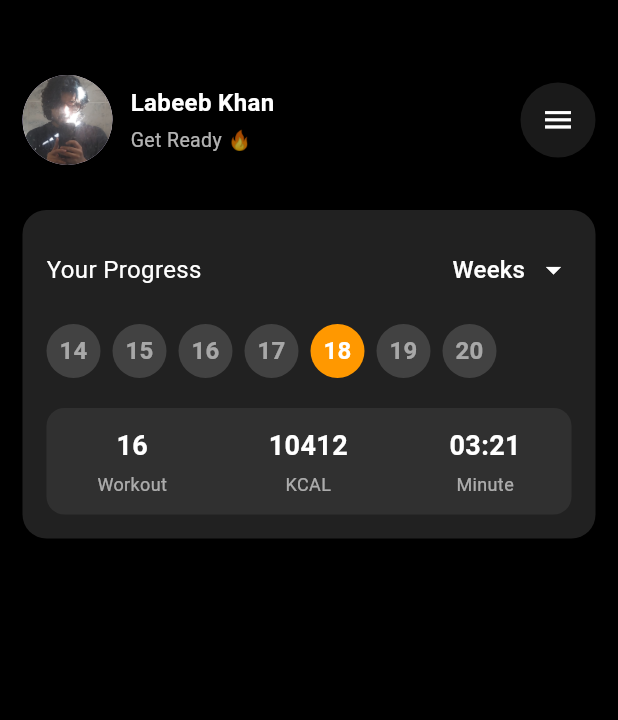
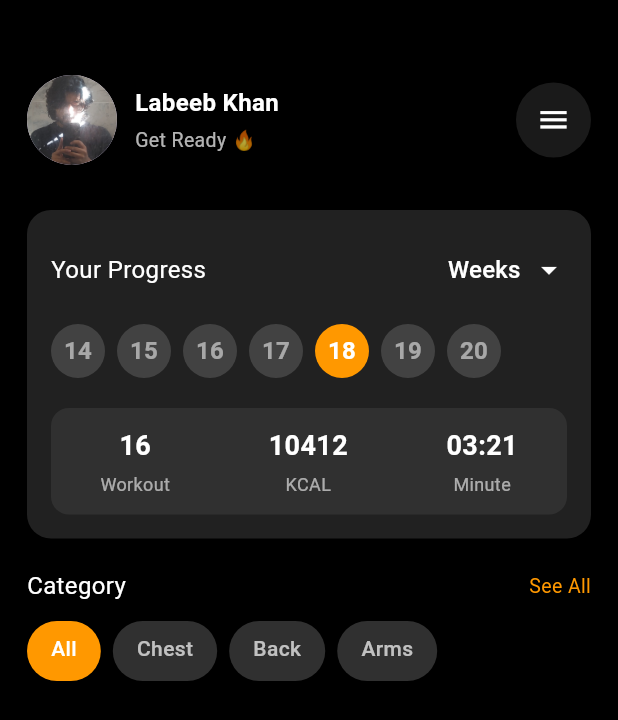
Before and after one commit to Labeebkhan/fitwell, a Flutter app: the screen it shows after launch, on a phone screen of 412 x 824 dp. Shown: the top 720 px of the screen. Run offline on Flutter 3.47's test engine with Material 3 defaults, Android fonts, the phone set to English and light mode, and no system bars; our stand-ins replace jiffy.

Commit message:
i added the Selection section Of Exercise

```diff
--- a/lib/screen/home.dart
+++ b/lib/screen/home.dart
@@ -1,6 +1,6 @@
 import 'package:flutter/material.dart';
-import 'package:intl/intl.dart';
-import 'package:jiffy/jiffy.dart';
+import 'package:fitwell/widgets/CategorySection.dart';
+import 'package:fitwell/widgets/progresscard.dart';
 
 class Home extends StatefulWidget {
   const Home({super.key});
@@ -16,7 +16,7 @@ class _HomeState extends State<Home> {
       backgroundColor: Colors.black,
       body: SingleChildScrollView(
         child: Padding(
-          padding: const EdgeInsets.only(top: 50.0, left: 15, right: 15),
+          padding: const EdgeInsets.only(top: 50.0, left: 18, right: 18),
           child: Column(
             crossAxisAlignment: CrossAxisAlignment.start,
             children: [
@@ -60,6 +60,8 @@ class _HomeState extends State<Home> {
 
               // Progress Tracker Section
               ProgressCard(),
+              const SizedBox(height: 20),
+              const CategorySection(),
             ],
           ),
         ),
@@ -67,144 +69,3 @@ class _HomeState extends State<Home> {
     );
   }
 }
-
-// --------------------- Progress Tracker Widget ---------------------
-class ProgressCard extends StatefulWidget {
-  @override
-  _ProgressCardState createState() => _ProgressCardState();
-}
-
-class _ProgressCardState extends State<ProgressCard> {
-  List<DateTime> weekDays = [];
-
-  @override
-  void initState() {
-    super.initState();
-    weekDays = _generateCurrentWeek();
-  }
-
-  List<DateTime> _generateCurrentWeek() {
-    DateTime now = DateTime.now();
-    int currentWeekday = now.weekday; // 1 = Monday, 7 = Sunday
-    DateTime startOfWeek = now.subtract(Duration(days: currentWeekday - 1));
-
-    return List.generate(7, (index) => startOfWeek.add(Duration(days: index)));
-  }
-
-  @override
-  Widget build(BuildContext context) {
-    DateTime today = DateTime.now();
-
-    return Container(
-      padding: const EdgeInsets.all(16),
-      decoration: BoxDecoration(
-        color: Colors.grey[900],
-        borderRadius: BorderRadius.circular(16),
-      ),
-      child: Column(
-        crossAxisAlignment: CrossAxisAlignment.start,
-        children: [
-          // Header with Dropdown
-          Row(
-            mainAxisAlignment: MainAxisAlignment.spaceBetween,
-            children: [
-              const Text(
-                'Your Progress',
-                style: TextStyle(color: Colors.white, fontSize: 16),
-              ),
-              DropdownButton<String>(
-                dropdownColor: Colors.grey[800],
-                value: 'Weeks',
-                underline: const SizedBox(),
-                icon: const Icon(Icons.arrow_drop_down, color: Colors.white),
-                items:
-                    <String>['Weeks', 'Months'].map((String value) {
-                      return DropdownMenuItem<String>(
-                        value: value,
-                        child: Text(
-                          value,
-                          style: TextStyle(color: Colors.white),
-                        ),
-                      );
-                    }).toList(),
-                onChanged: (val) {},
-              ),
-            ],
-          ),
-          const SizedBox(height: 12),
-
-          // Week Days
-          Row(
-            children:
-                weekDays.map((date) {
-                  bool isToday =
-                      DateFormat('yyyy-MM-dd').format(date) ==
-                      DateFormat('yyyy-MM-dd').format(today);
-
-                  return Padding(
-                    padding: const EdgeInsets.only(right: 8.0),
-                    child: CircleAvatar(
-                      backgroundColor:
-                          isToday ? Colors.orange : Colors.grey[800],
-                      radius: 18,
-                      child: Text(
-                        '${date.day}',
-                        style: TextStyle(
-                          color: isToday ? Colors.white : Colors.white54,
-                          fontWeight: FontWeight.bold,
-                        ),
-                      ),
-                    ),
-                  );
-                }).toList(),
-          ),
-          const SizedBox(height: 20),
-
-          // Progress Summary
-          Container(
-            padding: const EdgeInsets.symmetric(vertical: 12),
-            decoration: BoxDecoration(
-              color: Colors.grey[850],
-              borderRadius: BorderRadius.circular(12),
-            ),
-            child: Row(
-              mainAxisAlignment: MainAxisAlignment.spaceAround,
-              children: const [
-                ProgressStat(title: 'Workout', value: '16'),
-                ProgressStat(title: 'KCAL', value: '10412'),
-                ProgressStat(title: 'Minute', value: '03:21'),
-              ],
-            ),
-          ),
-        ],
-      ),
-    );
-  }
-}
-
-class ProgressStat extends StatelessWidget {
-  final String title;
-  final String value;
-  const ProgressStat({required this.title, required this.value, super.key});
-
-  @override
-  Widget build(BuildContext context) {
-    return Column(
-      children: [
-        Text(
-          value,
-          style: const TextStyle(
-            color: Colors.white,
-            fontSize: 18,
-            fontWeight: FontWeight.bold,
-          ),
-        ),
-        const SizedBox(height: 4),
-        Text(
-          title,
-          style: const TextStyle(color: Colors.white60, fontSize: 12),
-        ),
-      ],
-    );
-  }
-}
--- /dev/null
+++ b/lib/widgets/CategorySection.dart
@@ -0,0 +1,168 @@
+import 'package:flutter/material.dart';
+
+class CategorySection extends StatefulWidget {
+  const CategorySection({super.key});
+
+  @override
+  State<CategorySection> createState() => _CategorySectionState();
+}
+
+class _CategorySectionState extends State<CategorySection> {
+  List<String> categories = ['All', 'Chest', 'Back', 'Arms'];
+  String selectedCategory = 'All';
+
+  final List<String> allExercises = [
+    'Push Up',
+    'Pull Up',
+    'Bench Press',
+    'Deadlift',
+    'Squats',
+    'Bicep Curl',
+    'Tricep Dips',
+  ];
+
+  Set<String> selectedExercises = {};
+
+  void showExerciseDialog() {
+    showDialog(
+      context: context,
+      builder: (context) {
+        Set<String> tempSelected = Set.from(selectedExercises);
+
+        return StatefulBuilder(
+          builder: (context, setStateDialog) {
+            return Dialog(
+              backgroundColor: Colors.grey[900],
+              shape: RoundedRectangleBorder(
+                borderRadius: BorderRadius.circular(12),
+              ),
+              child: SizedBox(
+                height: 400,
+                child: Column(
+                  children: [
+                    Expanded(
+                      child: ListView.builder(
+                        itemCount: allExercises.length,
+                        itemBuilder: (context, index) {
+                          final exercise = allExercises[index];
+                          final isSelected = tempSelected.contains(exercise);
+
+                          return ListTile(
+                            title: Text(
+                              exercise,
+                              style: TextStyle(
+                                color:
+                                    isSelected ? Colors.orange : Colors.white70,
+                              ),
+                            ),
+                            trailing:
+                                isSelected
+                                    ? const Icon(
+                                      Icons.check,
+                                      color: Colors.orange,
+                                    )
+                                    : null,
+                            onTap: () {
+                              setStateDialog(() {
+                                if (isSelected) {
+                                  tempSelected.remove(exercise);
+                                } else {
+                                  tempSelected.add(exercise);
+                                }
+                              });
+                            },
+                          );
+                        },
+                      ),
+                    ),
+                    ElevatedButton(
+                      onPressed: () {
+                        setState(() {
+                          selectedExercises = tempSelected;
+                          for (var exercise in selectedExercises) {
+                            if (!categories.contains(exercise)) {
+                              categories.add(exercise);
+                            }
+                          }
+                        });
+                        Navigator.pop(context);
+                      },
+                      child: const Text('Confirm Selection'),
+                    ),
+                    const SizedBox(height: 10),
+                  ],
+                ),
+              ),
+            );
+          },
+        );
+      },
+    );
+  }
+
+  @override
+  Widget build(BuildContext context) {
+    return Column(
+      crossAxisAlignment: CrossAxisAlignment.start,
+      children: [
+        // Category Header
+        Row(
+          mainAxisAlignment: MainAxisAlignment.spaceBetween,
+          children: [
+            const Text(
+              'Category',
+              style: TextStyle(color: Colors.white, fontSize: 16),
+            ),
+            GestureDetector(
+              onTap: showExerciseDialog,
+              child: const Text(
+                'See All',
+                style: TextStyle(color: Colors.orange, fontSize: 13),
+              ),
+            ),
+          ],
+        ),
+        const SizedBox(height: 12),
+
+        // Horizontally Scrollable Categories
+        SizedBox(
+          height: 40,
+          child: ListView.separated(
+            scrollDirection: Axis.horizontal,
+            itemCount: categories.length,
+            separatorBuilder: (_, __) => const SizedBox(width: 8),
+            itemBuilder: (context, index) {
+              final category = categories[index];
+              final isSelected = category == selectedCategory;
+
+              return GestureDetector(
+                onTap: () {
+                  setState(() {
+                    selectedCategory = category;
+                  });
+                },
+                child: Container(
+                  padding: const EdgeInsets.symmetric(
+                    horizontal: 16,
+                    vertical: 8,
+                  ),
+                  decoration: BoxDecoration(
+                    color: isSelected ? Colors.orange : Colors.grey[850],
+                    borderRadius: BorderRadius.circular(20),
+                  ),
+                  child: Text(
+                    category,
+                    style: TextStyle(
+                      color: isSelected ? Colors.white : Colors.white70,
+                      fontWeight: FontWeight.w500,
+                    ),
+                  ),
+                ),
+              );
+            },
+          ),
+        ),
+      ],
+    );
+  }
+}
--- /dev/null
+++ b/lib/widgets/progresscard.dart
@@ -0,0 +1,143 @@
+import 'package:intl/intl.dart';
+import 'package:jiffy/jiffy.dart';
+import 'package:flutter/material.dart';
+
+class ProgressCard extends StatefulWidget {
+  @override
+  _ProgressCardState createState() => _ProgressCardState();
+}
+
+class _ProgressCardState extends State<ProgressCard> {
+  List<DateTime> weekDays = [];
+
+  @override
+  void initState() {
+    super.initState();
+    weekDays = _generateCurrentWeek();
+  }
+
+  List<DateTime> _generateCurrentWeek() {
+    DateTime now = DateTime.now();
+    int currentWeekday = now.weekday; // 1 = Monday, 7 = Sunday
+    DateTime startOfWeek = now.subtract(Duration(days: currentWeekday - 1));
+
+    return List.generate(7, (index) => startOfWeek.add(Duration(days: index)));
+  }
+
+  @override
+  Widget build(BuildContext context) {
+    DateTime today = DateTime.now();
+
+    return Container(
+      padding: const EdgeInsets.all(16),
+      decoration: BoxDecoration(
+        color: Colors.grey[900],
+        borderRadius: BorderRadius.circular(16),
+      ),
+      child: Column(
+        crossAxisAlignment: CrossAxisAlignment.start,
+        children: [
+          // Header with Dropdown
+          Row(
+            mainAxisAlignment: MainAxisAlignment.spaceBetween,
+            children: [
+              const Text(
+                'Your Progress',
+                style: TextStyle(color: Colors.white, fontSize: 16),
+              ),
+              DropdownButton<String>(
+                dropdownColor: Colors.grey[800],
+                value: 'Weeks',
+                underline: const SizedBox(),
+                icon: const Icon(Icons.arrow_drop_down, color: Colors.white),
+                items:
+                    <String>['Weeks', 'Months'].map((String value) {
+                      return DropdownMenuItem<String>(
+                        value: value,
+                        child: Text(
+                          value,
+                          style: TextStyle(color: Colors.white),
+                        ),
+                      );
+                    }).toList(),
+                onChanged: (val) {},
+              ),
+            ],
+          ),
+          const SizedBox(height: 12),
+
+          // Week Days
+          Row(
+            children:
+                weekDays.map((date) {
+                  bool isToday =
+                      DateFormat('yyyy-MM-dd').format(date) ==
+                      DateFormat('yyyy-MM-dd').format(today);
+
+                  return Padding(
+                    padding: const EdgeInsets.only(right: 8.0),
+                    child: CircleAvatar(
+                      backgroundColor:
+                          isToday ? Colors.orange : Colors.grey[800],
+                      radius: 18,
+                      child: Text(
+                        '${date.day}',
+                        style: TextStyle(
+                          color: isToday ? Colors.white : Colors.white54,
+                          fontWeight: FontWeight.bold,
+                        ),
+                      ),
+                    ),
+                  );
+                }).toList(),
+          ),
+          const SizedBox(height: 20),
+
+          // Progress Summary
+          Container(
+            padding: const EdgeInsets.symmetric(vertical: 12),
+            decoration: BoxDecoration(
+              color: Colors.grey[850],
+              borderRadius: BorderRadius.circular(12),
+            ),
+            child: Row(
+              mainAxisAlignment: MainAxisAlignment.spaceAround,
+              children: const [
+                ProgressStat(title: 'Workout', value: '16'),
+                ProgressStat(title: 'KCAL', value: '10412'),
+                ProgressStat(title: 'Minute', value: '03:21'),
+              ],
+            ),
+          ),
+        ],
+      ),
+    );
+  }
+}
+
+class ProgressStat extends StatelessWidget {
+  final String title;
+  final String value;
+  const ProgressStat({required this.title, required this.value, super.key});
+
+  @override
+  Widget build(BuildContext context) {
+    return Column(
+      children: [
+        Text(
+          value,
+          style: const TextStyle(
+            color: Colors.white,
+            fontSize: 18,
+            fontWeight: FontWeight.bold,
+          ),
+        ),
+        const SizedBox(height: 4),
+        Text(
+          title,
+          style: const TextStyle(color: Colors.white60, fontSize: 12),
+        ),
+      ],
+    );
+  }
+}
```
